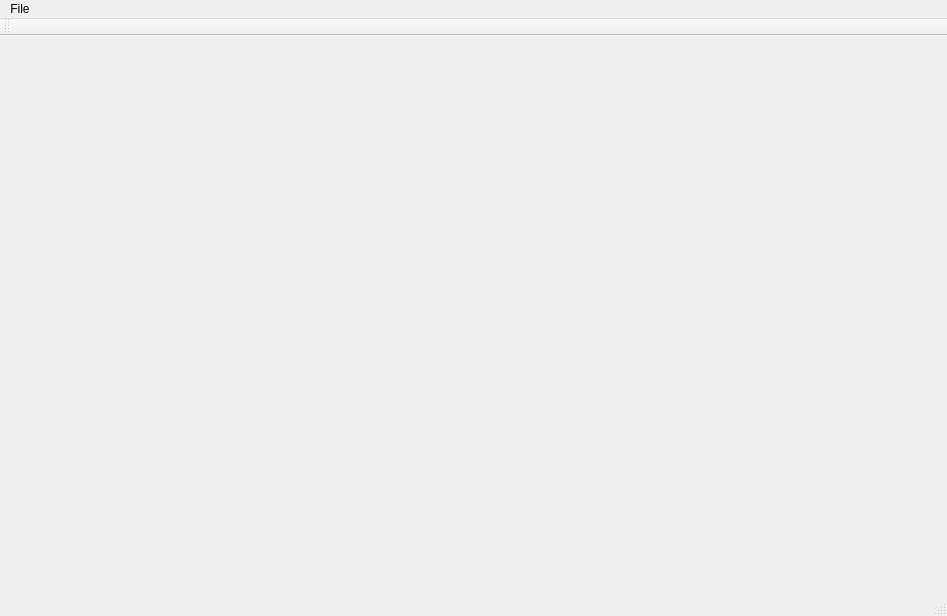
Old version of the form C++/QT_Projects/SecurityCamera/EyesOn/Solution/mainwindow.ui in the repository msurguy/raspberry_pi.
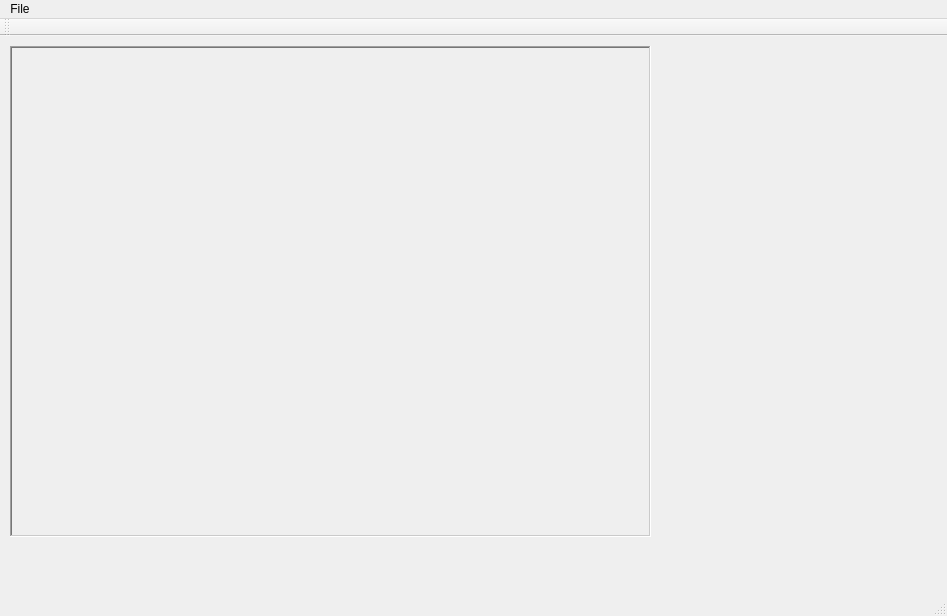
New version of the form.

```diff
--- a/C++/QT_Projects/SecurityCamera/EyesOn/Solution/mainwindow.ui
+++ b/C++/QT_Projects/SecurityCamera/EyesOn/Solution/mainwindow.ui
@@ -23,6 +23,15 @@
       <height>491</height>
      </rect>
     </property>
+    <property name="frameShape">
+     <enum>QFrame::WinPanel</enum>
+    </property>
+    <property name="frameShadow">
+     <enum>QFrame::Sunken</enum>
+    </property>
+    <property name="lineWidth">
+     <number>3</number>
+    </property>
     <property name="text">
      <string/>
     </property>
```
